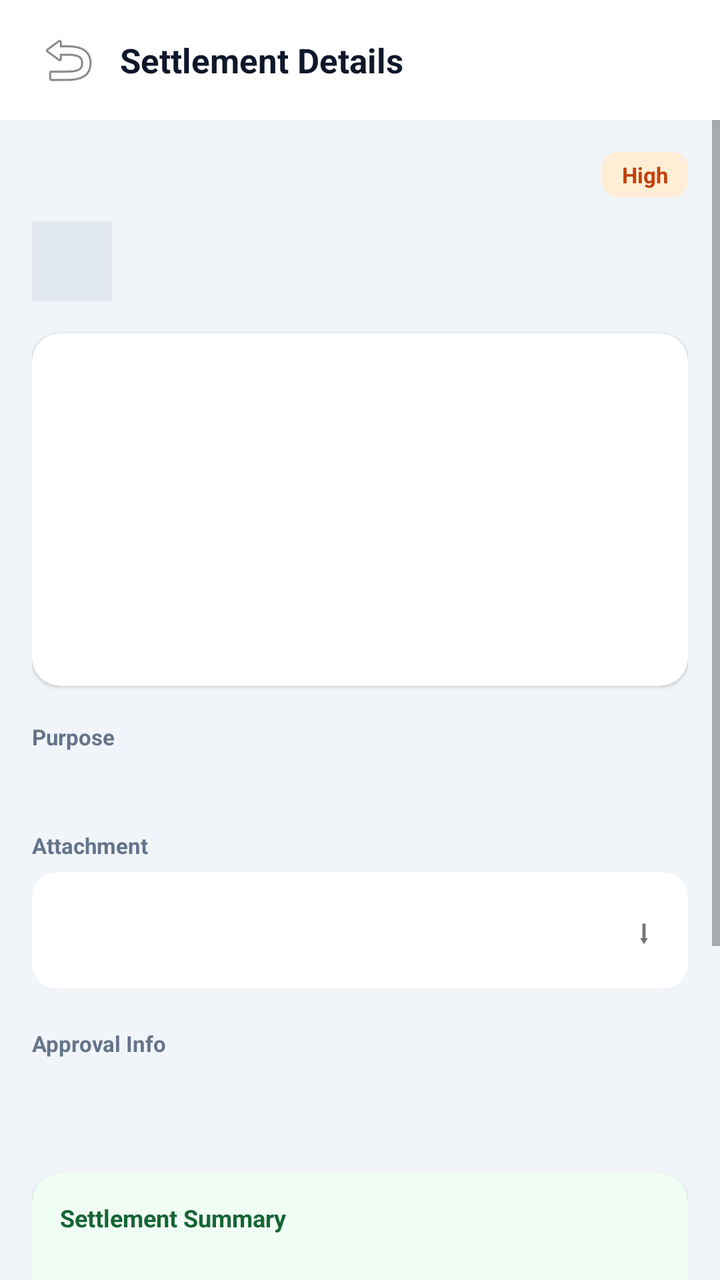
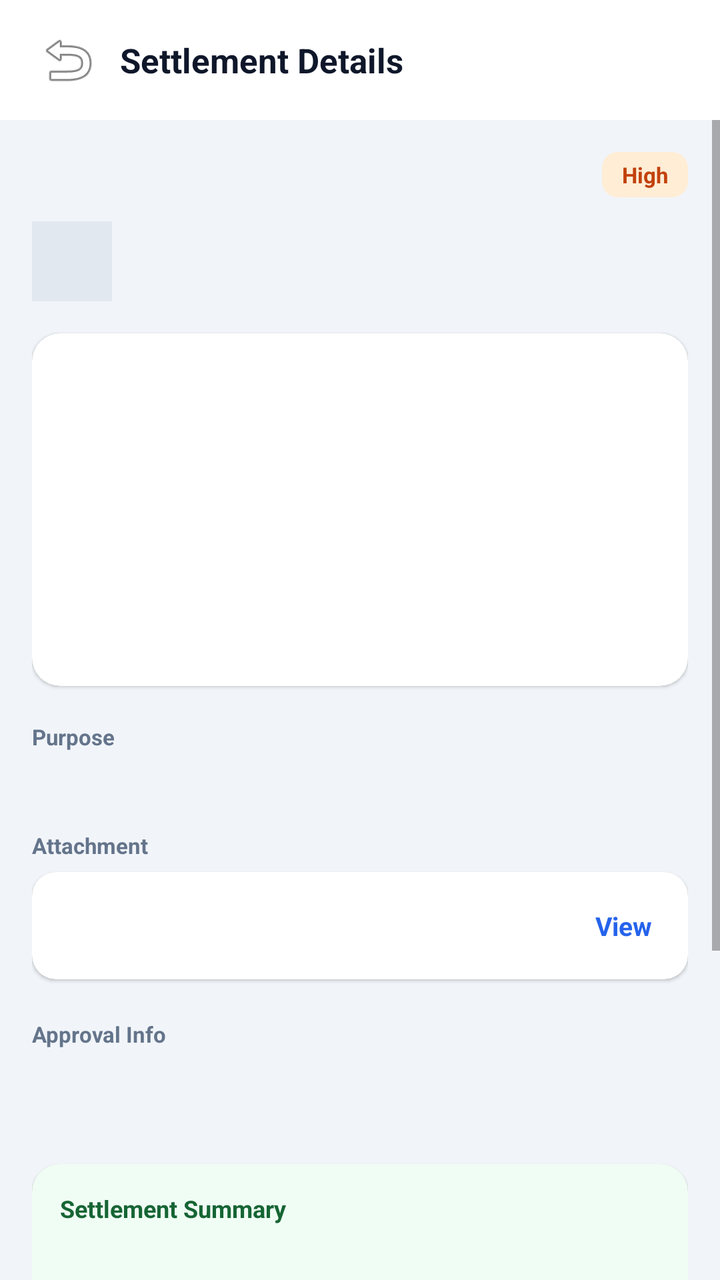

Compare the two renders of this Android layout. The source of the first and the diff that turns it into the second are given below.
<!-- AndroidManifest.xml: application theme Theme.DataBridge -->
<!-- res/layout/fragment_petty_cash_settlement_details.xml -->
<?xml version="1.0" encoding="utf-8"?>
<FrameLayout
    xmlns:android="http://schemas.android.com/apk/res/android"
    xmlns:app="http://schemas.android.com/apk/res-auto"
    android:layout_width="match_parent"
    android:layout_height="match_parent"
    android:background="#F1F5F9">

    <LinearLayout
        android:layout_width="match_parent"
        android:layout_height="match_parent"
        android:orientation="vertical">

        
        <LinearLayout
            android:layout_width="match_parent"
            android:layout_height="wrap_content"
            android:orientation="horizontal"
            android:gravity="center_vertical"
            android:paddingHorizontal="16dp"
            android:paddingVertical="12dp"
            android:background="#FFFFFF">

            <ImageButton
                android:id="@+id/btnPcDetailBack"
                android:layout_width="36dp"
                android:layout_height="36dp"
                android:src="@android:drawable/ic_menu_revert"
                android:background="?attr/selectableItemBackgroundBorderless"
                android:contentDescription="Back" />

            <TextView
                android:layout_width="0dp"
                android:layout_weight="1"
                android:layout_height="wrap_content"
                android:text="Settlement Details"
                android:textSize="17sp"
                android:textStyle="bold"
                android:textColor="#0F172A"
                android:layout_marginStart="8dp" />
        </LinearLayout>

        <ProgressBar
            android:id="@+id/pbPcDetailLoading"
            android:layout_width="wrap_content"
            android:layout_height="wrap_content"
            android:layout_gravity="center"
            android:layout_marginTop="60dp"
            android:visibility="gone" />

        <LinearLayout
            android:id="@+id/layoutPcDetailError"
            android:layout_width="match_parent"
            android:layout_height="wrap_content"
            android:orientation="vertical"
            android:gravity="center"
            android:padding="24dp"
            android:visibility="gone">

            <TextView
                android:id="@+id/tvPcDetailError"
                android:layout_width="wrap_content"
                android:layout_height="wrap_content"
                android:textColor="#B91C1C"
                android:gravity="center" />

            <Button
                android:id="@+id/btnPcDetailRetry"
                android:layout_width="wrap_content"
                android:layout_height="wrap_content"
                android:layout_marginTop="12dp"
                android:text="Retry"
                android:textAllCaps="false" />
        </LinearLayout>

        <ScrollView
            android:id="@+id/scrollPcDetail"
            android:layout_width="match_parent"
            android:layout_height="0dp"
            android:layout_weight="1"
            android:fillViewport="true"
            android:clipToPadding="false"
            android:paddingBottom="16dp">

            <LinearLayout
                android:layout_width="match_parent"
                android:layout_height="wrap_content"
                android:orientation="vertical"
                android:padding="16dp">

                
                <LinearLayout
                    android:layout_width="match_parent"
                    android:layout_height="wrap_content"
                    android:orientation="horizontal"
                    android:gravity="center_vertical">

                    <TextView
                        android:id="@+id/tvPcDetailCode"
                        android:layout_width="0dp"
                        android:layout_weight="1"
                        android:layout_height="wrap_content"
                        android:textSize="16sp"
                        android:textStyle="bold"
                        android:textColor="#0F172A" />

                    <TextView
                        android:id="@+id/tvPcDetailPriority"
                        android:layout_width="wrap_content"
                        android:layout_height="wrap_content"
                        android:text="High"
                        android:textSize="11sp"
                        android:textStyle="bold"
                        android:textColor="#C2410C"
                        android:paddingHorizontal="10dp"
                        android:paddingVertical="4dp"
                        android:background="@drawable/bg_pc_badge_high" />
                </LinearLayout>

                
                <LinearLayout
                    android:layout_width="match_parent"
                    android:layout_height="wrap_content"
                    android:orientation="horizontal"
                    android:gravity="center_vertical"
                    android:layout_marginTop="12dp">

                    <TextView
                        android:id="@+id/tvPcDetailWorkerInitial"
                        android:layout_width="40dp"
                        android:layout_height="40dp"
                        android:gravity="center"
                        android:textSize="15sp"
                        android:textStyle="bold"
                        android:textColor="#334155"
                        android:background="#E2E8F0" />

                    <LinearLayout
                        android:layout_width="0dp"
                        android:layout_weight="1"
                        android:layout_height="wrap_content"
                        android:orientation="vertical"
                        android:layout_marginStart="10dp">

                        <TextView
                            android:id="@+id/tvPcDetailWorkerName"
                            android:layout_width="wrap_content"
                            android:layout_height="wrap_content"
                            android:textSize="14sp"
                            android:textStyle="bold"
                            android:textColor="#0F172A" />

                        <TextView
                            android:id="@+id/tvPcDetailWorkerRole"
                            android:layout_width="wrap_content"
                            android:layout_height="wrap_content"
                            android:textSize="12sp"
                            android:textColor="#94A3B8" />
                    </LinearLayout>
                </LinearLayout>

                
                <androidx.cardview.widget.CardView
                    android:layout_width="match_parent"
                    android:layout_height="wrap_content"
                    android:layout_marginTop="16dp"
                    app:cardCornerRadius="14dp"
                    app:cardElevation="1dp">

                    <LinearLayout
                        android:layout_width="match_parent"
                        android:layout_height="wrap_content"
                        android:orientation="vertical"
                        android:padding="14dp">

                        <include layout="@layout/item_petty_cash_detail_row" android:id="@+id/rowPcCategory" />
                        <include layout="@layout/item_petty_cash_detail_row" android:id="@+id/rowPcAmount" />
                        <include layout="@layout/item_petty_cash_detail_row" android:id="@+id/rowPcRequestedOn" />
                        <include layout="@layout/item_petty_cash_detail_row" android:id="@+id/rowPcCategoryExtra" />
                        <include layout="@layout/item_petty_cash_detail_row" android:id="@+id/rowPcPickupCount" />
                    </LinearLayout>
                </androidx.cardview.widget.CardView>

                
                <TextView
                    android:layout_width="wrap_content"
                    android:layout_height="wrap_content"
                    android:text="Purpose"
                    android:textSize="11sp"
                    android:textStyle="bold"
                    android:textColor="#64748B"
                    android:layout_marginTop="18dp" />

                <TextView
                    android:id="@+id/tvPcDetailPurpose"
                    android:layout_width="match_parent"
                    android:layout_height="wrap_content"
                    android:layout_marginTop="4dp"
                    android:textSize="13sp"
                    android:textColor="#334155"
                    android:lineSpacingExtra="3dp" />

                
                <TextView
                    android:layout_width="wrap_content"
                    android:layout_height="wrap_content"
                    android:text="Attachment"
                    android:textSize="11sp"
                    android:textStyle="bold"
                    android:textColor="#64748B"
                    android:layout_marginTop="18dp" />

                <androidx.cardview.widget.CardView
                    android:layout_width="match_parent"
                    android:layout_height="wrap_content"
                    android:layout_marginTop="6dp"
                    app:cardCornerRadius="12dp"
                    app:cardElevation="1dp">

                    <LinearLayout
                        android:layout_width="match_parent"
                        android:layout_height="wrap_content"
                        android:orientation="horizontal"
                        android:gravity="center_vertical"
                        android:padding="12dp">

                        <TextView
                            android:id="@+id/tvPcDetailAttachmentName"
                            android:layout_width="0dp"
                            android:layout_weight="1"
                            android:layout_height="wrap_content"
                            android:textSize="13sp"
                            android:textColor="#334155" />

                        <TextView
                            android:id="@+id/btnPcDetailAttachmentView"
                            android:layout_width="wrap_content"
                            android:layout_height="wrap_content"
                            android:text="\u2B07"
                            android:textSize="16sp"
                            android:padding="6dp" />
                    </LinearLayout>
                </androidx.cardview.widget.CardView>

                
                <TextView
                    android:layout_width="wrap_content"
                    android:layout_height="wrap_content"
                    android:text="Approval Info"
                    android:textSize="11sp"
                    android:textStyle="bold"
                    android:textColor="#64748B"
                    android:layout_marginTop="20dp" />

                <LinearLayout
                    android:id="@+id/layoutPcApprovalSteps"
                    android:layout_width="match_parent"
                    android:layout_height="wrap_content"
                    android:orientation="vertical"
                    android:layout_marginTop="8dp" />

                
                <include layout="@layout/item_petty_cash_detail_row" android:id="@+id/rowPcPocComment"
                    android:layout_width="match_parent"
                    android:layout_height="wrap_content"
                    android:layout_marginTop="12dp" />

                <androidx.cardview.widget.CardView
                    android:id="@+id/cardPcSettlementSummary"
                    android:layout_width="match_parent"
                    android:layout_height="wrap_content"
                    android:layout_marginTop="8dp"
                    app:cardCornerRadius="14dp"
                    app:cardElevation="1dp"
                    app:cardBackgroundColor="#F0FDF4">

                    <LinearLayout
                        android:layout_width="match_parent"
                        android:layout_height="wrap_content"
                        android:orientation="vertical"
                        android:padding="14dp">

                        <TextView
                            android:layout_width="wrap_content"
                            android:layout_height="wrap_content"
                            android:text="Settlement Summary"
                            android:textSize="12sp"
                            android:textStyle="bold"
                            android:textColor="#166534"
                            android:layout_marginBottom="6dp" />

                        <include layout="@layout/item_petty_cash_detail_row" android:id="@+id/rowPcSummaryRequestAmount" />
                        <include layout="@layout/item_petty_cash_detail_row" android:id="@+id/rowPcSummaryApprovedAmount" />
                    </LinearLayout>
                </androidx.cardview.widget.CardView>

                
                <LinearLayout
                    android:id="@+id/layoutPcDetailApprovedAmount"
                    android:layout_width="match_parent"
                    android:layout_height="wrap_content"
                    android:orientation="vertical"
                    android:layout_marginTop="20dp"
                    android:visibility="gone">

                    <TextView
                        android:layout_width="wrap_content"
                        android:layout_height="wrap_content"
                        android:text="Approved Amount"
                        android:textSize="11sp"
                        android:textStyle="bold"
                        android:textColor="#64748B" />

                    <EditText
                        android:id="@+id/etPcDetailApprovedAmount"
                        android:layout_width="match_parent"
                        android:layout_height="wrap_content"
                        android:inputType="numberDecimal"
                        android:layout_marginTop="6dp"
                        android:paddingHorizontal="12dp"
                        android:paddingVertical="10dp"
                        android:textSize="13sp"
                        android:background="@drawable/bg_pc_input"
                        android:hint="Amount" />
                </LinearLayout>

                
                <LinearLayout
                    android:id="@+id/layoutPcDetailComment"
                    android:layout_width="match_parent"
                    android:layout_height="wrap_content"
                    android:orientation="vertical"
                    android:layout_marginTop="20dp"
                    android:visibility="gone">

                    <TextView
                        android:layout_width="wrap_content"
                        android:layout_height="wrap_content"
                        android:text="Add Comment (Optional)"
                        android:textSize="11sp"
                        android:textStyle="bold"
                        android:textColor="#64748B" />

                    <EditText
                        android:id="@+id/etPcDetailComment"
                        android:layout_width="match_parent"
                        android:layout_height="wrap_content"
                        android:minLines="2"
                        android:gravity="top|start"
                        android:layout_marginTop="6dp"
                        android:padding="12dp"
                        android:textSize="13sp"
                        android:background="@drawable/bg_pc_input"
                        android:hint="Write a comment…" />
                </LinearLayout>

                
                <androidx.cardview.widget.CardView
                    android:id="@+id/cardPcDetailSettleForm"
                    android:layout_width="match_parent"
                    android:layout_height="wrap_content"
                    android:layout_marginTop="20dp"
                    app:cardCornerRadius="14dp"
                    app:cardElevation="1dp"
                    android:visibility="gone">

                    <LinearLayout
                        android:layout_width="match_parent"
                        android:layout_height="wrap_content"
                        android:orientation="vertical"
                        android:padding="14dp">

                        <TextView
                            android:layout_width="wrap_content"
                            android:layout_height="wrap_content"
                            android:text="Settlement"
                            android:textSize="12sp"
                            android:textStyle="bold"
                            android:textColor="#166534"
                            android:layout_marginBottom="8dp" />

                        <TextView
                            android:layout_width="wrap_content"
                            android:layout_height="wrap_content"
                            android:text="Payment Method"
                            android:textSize="11sp"
                            android:textColor="#64748B" />

                        <Spinner
                            android:id="@+id/spinnerPcSettlePaymentMethod"
                            android:layout_width="match_parent"
                            android:layout_height="wrap_content"
                            android:layout_marginTop="4dp"
                            android:background="@drawable/bg_pc_input"
                            android:paddingHorizontal="10dp" />

                        <TextView
                            android:layout_width="wrap_content"
                            android:layout_height="wrap_content"
                            android:text="Settle Amount"
                            android:textSize="11sp"
                            android:textColor="#64748B"
                            android:layout_marginTop="10dp" />

                        <EditText
                            android:id="@+id/etPcSettleAmount"
                            android:layout_width="match_parent"
                            android:layout_height="wrap_content"
                            android:layout_marginTop="4dp"
                            android:paddingHorizontal="12dp"
                            android:paddingVertical="10dp"
                            android:textSize="13sp"
                            android:inputType="numberDecimal"
                            android:background="@drawable/bg_pc_input" />

                        <include layout="@layout/item_petty_cash_detail_row" android:id="@+id/rowPcSettleDate" />

                        <TextView
                            android:layout_width="wrap_content"
                            android:layout_height="wrap_content"
                            android:text="Transaction ID / Ref (Optional)"
                            android:textSize="11sp"
                            android:textColor="#64748B"
                            android:layout_marginTop="10dp" />

                        <EditText
                            android:id="@+id/etPcSettleTrxId"
                            android:layout_width="match_parent"
                            android:layout_height="wrap_content"
                            android:layout_marginTop="4dp"
                            android:paddingHorizontal="12dp"
                            android:paddingVertical="10dp"
                            android:textSize="13sp"
                            android:background="@drawable/bg_pc_input"
                            android:hint="Leave blank to auto-generate" />
                    </LinearLayout>
                </androidx.cardview.widget.CardView>

                
                <Button
                    android:id="@+id/btnPcDetailSettleNow"
                    android:layout_width="match_parent"
                    android:layout_height="wrap_content"
                    android:layout_marginTop="20dp"
                    android:text="Settle Now"
                    android:textAllCaps="false"
                    android:textStyle="bold"
                    android:textColor="#FFFFFF"
                    android:backgroundTint="#059669"
                    android:paddingVertical="12dp" />

                <Button
                    android:id="@+id/btnPcDetailReject"
                    android:layout_width="match_parent"
                    android:layout_height="wrap_content"
                    android:layout_marginTop="10dp"
                    android:text="Reject"
                    android:textAllCaps="false"
                    android:textStyle="bold"
                    android:textColor="#DC2626"
                    android:backgroundTint="#FEE2E2"
                    android:paddingVertical="12dp" />

                <Button
                    android:id="@+id/btnPcDetailHoldReturn"
                    android:layout_width="match_parent"
                    android:layout_height="wrap_content"
                    android:layout_marginTop="10dp"
                    android:text="Hold / Return"
                    android:textAllCaps="false"
                    android:textStyle="bold"
                    android:textColor="#C2410C"
                    android:backgroundTint="#FFF7ED"
                    android:paddingVertical="12dp"
                    android:visibility="gone" />

                
                <LinearLayout
                    android:id="@+id/layoutPcDetailEditDelete"
                    android:layout_width="match_parent"
                    android:layout_height="wrap_content"
                    android:orientation="horizontal"
                    android:layout_marginTop="10dp"
                    android:visibility="gone">

                    <Button
                        android:id="@+id/btnPcDetailEdit"
                        android:layout_width="0dp"
                        android:layout_weight="1"
                        android:layout_height="wrap_content"
                        android:layout_marginEnd="6dp"
                        android:text="Edit"
                        android:textAllCaps="false"
                        android:textStyle="bold"
                        android:textColor="#334155"
                        android:backgroundTint="#F1F5F9"
                        android:paddingVertical="12dp" />

                    <Button
                        android:id="@+id/btnPcDetailDelete"
                        android:layout_width="0dp"
                        android:layout_weight="1"
                        android:layout_height="wrap_content"
                        android:layout_marginStart="6dp"
                        android:text="Delete"
                        android:textAllCaps="false"
                        android:textStyle="bold"
                        android:textColor="#DC2626"
                        android:backgroundTint="#FEE2E2"
                        android:paddingVertical="12dp" />
                </LinearLayout>

            </LinearLayout>
        </ScrollView>
    </LinearLayout>
</FrameLayout>
<!-- res/layout/item_petty_cash_detail_row.xml (included above) -->
<?xml version="1.0" encoding="utf-8"?>
<LinearLayout
    xmlns:android="http://schemas.android.com/apk/res/android"
    android:layout_width="match_parent"
    android:layout_height="wrap_content"
    android:orientation="horizontal"
    android:gravity="center_vertical"
    android:paddingVertical="6dp">

    <TextView
        android:id="@+id/tvDetailRowLabel"
        android:layout_width="0dp"
        android:layout_weight="1"
        android:layout_height="wrap_content"
        android:textSize="13sp"
        android:textColor="#64748B" />

    <TextView
        android:id="@+id/tvDetailRowValue"
        android:layout_width="wrap_content"
        android:layout_height="wrap_content"
        android:textSize="13sp"
        android:textStyle="bold"
        android:textColor="#0F172A" />
</LinearLayout>
<!-- resources referenced by this layout -->
<resources>
  <!-- drawable bg_pc_badge_high (drawable) -->
  <?xml version="1.0" encoding="utf-8"?>
  <shape xmlns:android="http://schemas.android.com/apk/res/android"
      android:shape="rectangle">
      <solid android:color="#FFEDD5" />
      <corners android:radius="8dp" />
  </shape>
  <!-- drawable bg_pc_input (drawable) -->
  <?xml version="1.0" encoding="utf-8"?>
  <shape xmlns:android="http://schemas.android.com/apk/res/android"
      android:shape="rectangle">
      <solid android:color="#FFFFFF" />
      <stroke android:width="1.5dp" android:color="#E2E8F0" />
      <corners android:radius="10dp" />
  </shape>
  <style name="Theme.DataBridge" parent="Theme.MaterialComponents.DayNight.NoActionBar">
      <item name="colorPrimary">#00d4ff</item>
      <item name="colorPrimaryVariant">#16213e</item>
      <item name="colorOnPrimary">#ffffff</item>
      <item name="colorSecondary">#00d4ff</item>
      <item name="android:statusBarColor">#1a1a2e</item>
  </style>
</resources>

<!-- the commit's change to res/layout/fragment_petty_cash_settlement_details.xml (unified diff, before → after) -->
@@ -236,8 +236,10 @@
                             android:id="@+id/btnPcDetailAttachmentView"
                             android:layout_width="wrap_content"
                             android:layout_height="wrap_content"
-                            android:text="\u2B07"
-                            android:textSize="16sp"
+                            android:text="View"
+                            android:textStyle="bold"
+                            android:textColor="#2563EB"
+                            android:textSize="13sp"
                             android:padding="6dp" />
                     </LinearLayout>
                 </androidx.cardview.widget.CardView>
